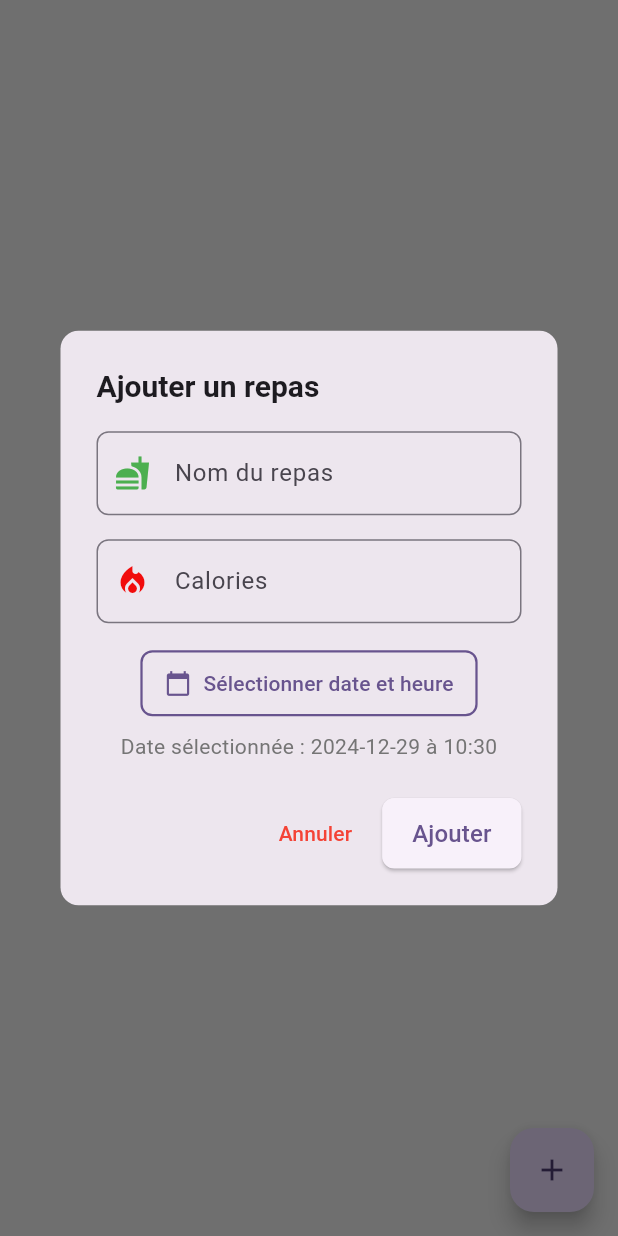
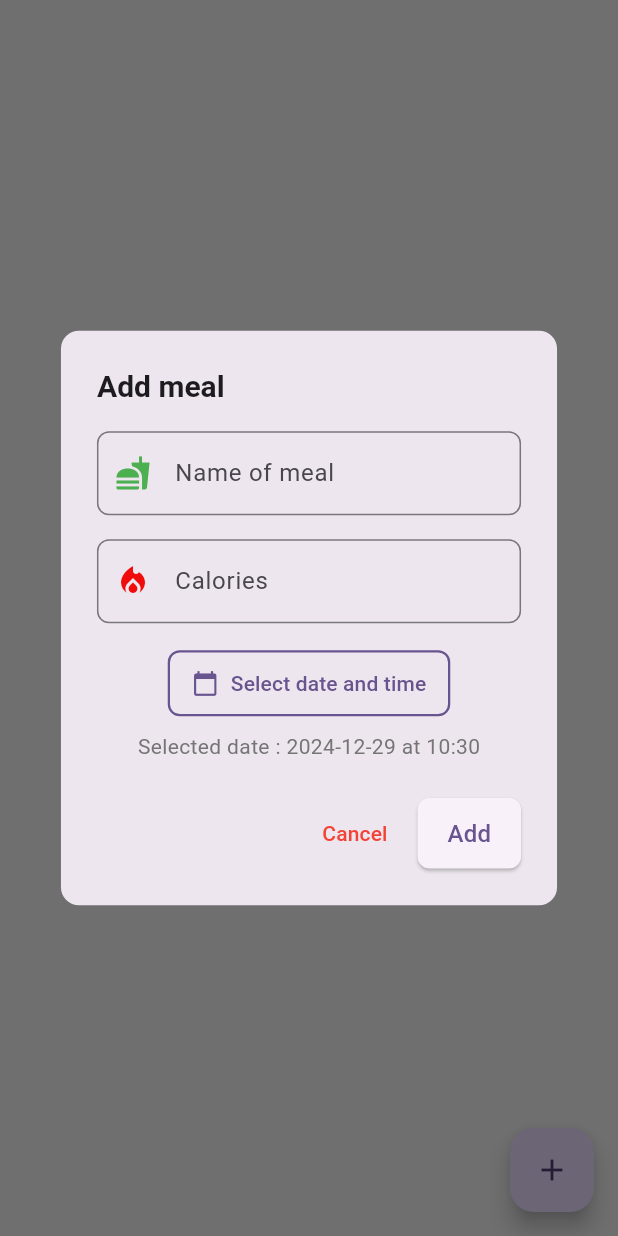
Before and after one commit to Noubissie237/healthy-eating, a Flutter app: the ListMealsPage screen opened directly, after a tap on the "add" icon, on a phone screen of 412 x 824 dp. Run offline on Flutter 3.47's test engine with Material 3 defaults, Android fonts, the phone set to English and light mode, and no system bars; our stand-ins replace image_picker, permission_handler, share_plus, shared_preferences, sqflite; missing offline and left inert: flutter_sound; accounts and stored records are empty.

```diff
--- a/lib/pages/list_meals_page.dart
+++ b/lib/pages/list_meals_page.dart
@@ -34,7 +34,7 @@ class _ListMealsPage extends State<ListMealsPage> {
           return meals.isEmpty
               ? Center(
                   child: Text(
-                    'Aucun repas ajouté pour le moment',
+                    'No meals added at this time',
                     style: TextStyle(
                       fontSize: 16,
                       color: Colors.grey[600],
@@ -92,12 +92,12 @@ class _ListMealsPage extends State<ListMealsPage> {
                           children: [
                             IconButton(
                               icon: Icon(Icons.edit, color: Colors.blueAccent),
-                              tooltip: 'Modifier le repas',
+                              tooltip: 'Update meal',
                               onPressed: () => _showMealDialog(context, meal),
                             ),
                             IconButton(
                               icon: Icon(Icons.delete, color: Colors.redAccent),
-                              tooltip: 'Supprimer le repas',
+                              tooltip: 'Delete meal',
                               onPressed: () => _confirmDelete(context, meal),
                             ),
                           ],
@@ -128,7 +128,7 @@ class _ListMealsPage extends State<ListMealsPage> {
         shape:
             RoundedRectangleBorder(borderRadius: BorderRadius.circular(12.0)),
         title: Text(
-          meal == null ? 'Ajouter un repas' : 'Modifier le repas',
+          meal == null ? 'Add meal' : 'Update meal',
           style: TextStyle(fontWeight: FontWeight.bold, fontSize: 20),
         ),
         content: SingleChildScrollView(
@@ -139,8 +139,8 @@ class _ListMealsPage extends State<ListMealsPage> {
               TextField(
                 controller: nameController,
                 decoration: InputDecoration(
-                  labelText: 'Nom du repas',
-                  hintText: 'Entrez le nom du repas',
+                  labelText: 'Name of meal',
+                  hintText: 'Enter the meal\'s name',
                   border: OutlineInputBorder(
                     borderRadius: BorderRadius.circular(8.0),
                   ),
@@ -153,7 +153,7 @@ class _ListMealsPage extends State<ListMealsPage> {
                 controller: caloriesController,
                 decoration: InputDecoration(
                   labelText: 'Calories',
-                  hintText: 'Entrez le nombre de calories',
+                  hintText: 'Enter the number of calories',
                   border: OutlineInputBorder(
                     borderRadius: BorderRadius.circular(8.0),
                   ),
@@ -199,13 +199,13 @@ class _ListMealsPage extends State<ListMealsPage> {
                 icon: Icon(Icons.calendar_today,
                     color: Theme.of(context).primaryColor),
                 label: Text(
-                  'Sélectionner date et heure',
+                  'Select date and time',
                   style: TextStyle(color: Theme.of(context).primaryColor),
                 ),
               ),
               const SizedBox(height: 8),
               Text(
-                'Date sélectionnée : ${selectedDateTime.toLocal().toString().split(' ')[0]} à '
+                'Selected date : ${selectedDateTime.toLocal().toString().split(' ')[0]} at '
                 '${selectedDateTime.hour}:${selectedDateTime.minute.toString().padLeft(2, '0')}',
                 style: TextStyle(color: Colors.grey[600]),
               ),
@@ -216,7 +216,7 @@ class _ListMealsPage extends State<ListMealsPage> {
           // Bouton Annuler
           TextButton(
             onPressed: () => Navigator.pop(context),
-            child: const Text('Annuler', style: TextStyle(color: Colors.red)),
+            child: const Text('Cancel', style: TextStyle(color: Colors.red)),
           ),
           // Bouton Ajouter / Modifier
           ElevatedButton(
@@ -229,7 +229,7 @@ class _ListMealsPage extends State<ListMealsPage> {
                 ScaffoldMessenger.of(context).showSnackBar(
                   SnackBar(
                     content: Text(
-                      'Veuillez remplir correctement tous les champs.',
+                      'Please complete all fields correctly.',
                       style: TextStyle(color: Colors.white),
                     ),
                     backgroundColor: Colors.redAccent,
@@ -261,7 +261,7 @@ class _ListMealsPage extends State<ListMealsPage> {
               padding: EdgeInsets.symmetric(vertical: 12, horizontal: 20),
             ),
             child: Text(
-              meal == null ? 'Ajouter' : 'Modifier',
+              meal == null ? 'Add' : 'Update',
               style: TextStyle(fontSize: 16),
             ),
           ),
@@ -274,12 +274,12 @@ class _ListMealsPage extends State<ListMealsPage> {
     final confirmed = await showDialog<bool>(
       context: context,
       builder: (context) => AlertDialog(
-        title: const Text('Confirmer la suppression'),
-        content: Text('Voulez-vous vraiment supprimer ${meal.name} ?'),
+        title: const Text('Confirm deletion'),
+        content: Text('Are you sure you want to delete ${meal.name} ?'),
         actions: [
           TextButton(
             onPressed: () => Navigator.pop(context, false),
-            child: const Text('Annuler'),
+            child: const Text('Cancel'),
           ),
           ElevatedButton(
             onPressed: () => Navigator.pop(context, true),
@@ -287,7 +287,7 @@ class _ListMealsPage extends State<ListMealsPage> {
               backgroundColor: Colors.red,
             ),
             child: const Text(
-              'Supprimer',
+              'Delete',
               style: TextStyle(color: MyColors.backgroundColor),
             ),
           ),
```
Also changed, not shown: lib/pages/home_page.dart (+29 -0 lines).
